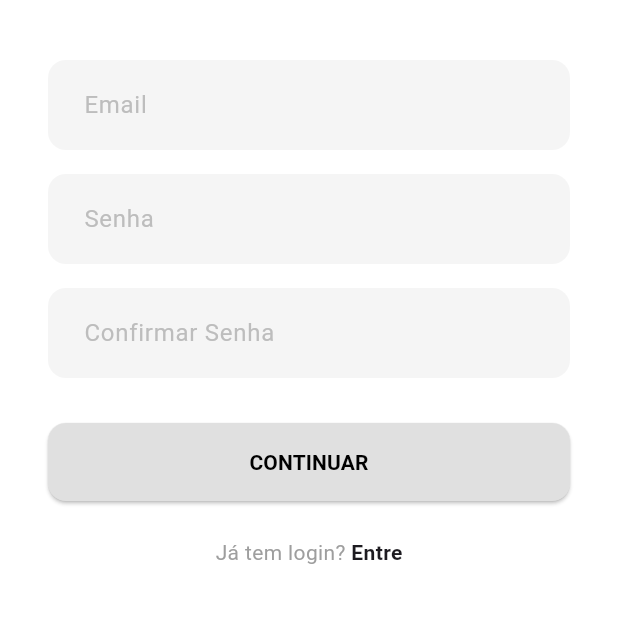
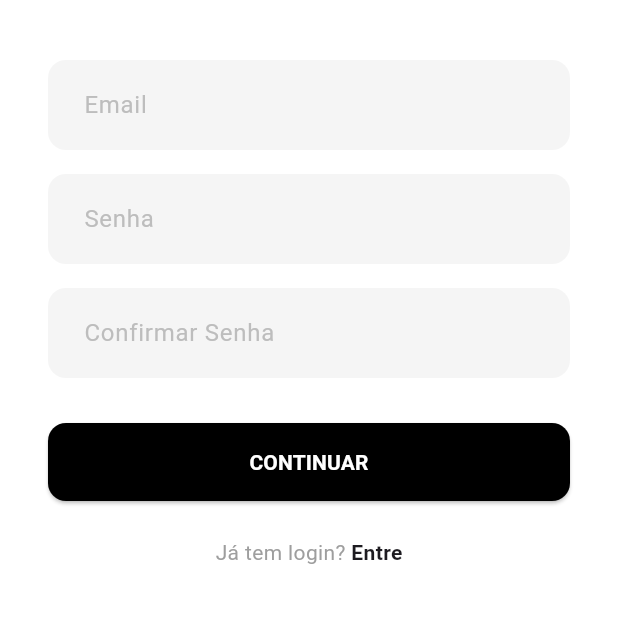
Before and after one commit to ThalisTrisch/Dinneer, a Flutter app: the screen it shows after launch, after a tap on "Cadastre-se", on a phone screen of 412 x 824 dp, the part 501-1124 px from its top. Run offline on Flutter 3.47's test engine with Material 3 defaults, Android fonts, the phone set to English and light mode, and no system bars; our stand-ins replace bottom_navy_bar, cached_network_image, firebase_core, firebase_database, firebase_messaging, firebase_storage and 5 more; accounts and stored records are empty; network calls fail.

Commit message:
refactor: padroniza botoes primarios em preto e unifica mensagens de erro
Aplica BotaoPrimario tambem em login, cadastro (etapas 1 e 2) e
editar_jantar. Padroniza a cor: login e cadastro, que usavam botao cinza
(grey[300]), passam a usar o preto padrao do app (validado em preview).

Unifica as mensagens de erro: os SnackBars com Colors.redAccent em login e
cadastro passam a usar Mensagens.erro (Colors.red), deixando o tom de erro
consistente em todo o app.

flutter analyze: 38 issues, 0 erros. flutter test: 11/11. flutter build web ok.

Co-Authored-By: Claude Opus 4.8 <noreply@anthropic.com>

```diff
--- a/dinneer/lib/screens/cadastro/components/etapa_credenciais.dart
+++ b/dinneer/lib/screens/cadastro/components/etapa_credenciais.dart
@@ -1,6 +1,7 @@
 import 'package:flutter/material.dart';
 
 import 'package:dinneer/widgets/campo_de_texto.dart';
+import 'package:dinneer/widgets/botao_primario.dart';
 import 'link_login.dart';
 
 /// Etapa 1 do cadastro: e-mail, senha e confirmação, com o botão "Continuar".
@@ -51,24 +52,7 @@ class EtapaCredenciais extends StatelessWidget {
           textoObscuro: true,
         ),
         const SizedBox(height: 30),
-        SizedBox(
-          width: double.infinity,
-          child: ElevatedButton(
-            onPressed: onContinuar,
-            style: ElevatedButton.styleFrom(
-              backgroundColor: Colors.grey[300],
-              foregroundColor: Colors.black,
-              padding: const EdgeInsets.symmetric(vertical: 16),
-              shape: RoundedRectangleBorder(
-                borderRadius: BorderRadius.circular(12),
-              ),
-            ),
-            child: const Text(
-              'CONTINUAR',
-              style: TextStyle(fontWeight: FontWeight.bold),
-            ),
-          ),
-        ),
+        BotaoPrimario(texto: 'CONTINUAR', onPressed: onContinuar),
         const SizedBox(height: 24),
         const LinkLogin(),
       ],
--- a/dinneer/lib/screens/tela_login.dart
+++ b/dinneer/lib/screens/tela_login.dart
@@ -2,6 +2,8 @@ import 'package:flutter/material.dart';
 import 'package:dinneer/service/usuario/UsuarioService.dart';
 import 'package:dinneer/service/sessao/SessionService.dart'; // <--- Importante!
 import '../widgets/campo_de_texto.dart';
+import '../widgets/mensagens.dart';
+import '../widgets/botao_primario.dart';
 import 'tela_cadastro.dart';
 import '../screens/tela_principal.dart';
 import '../service/notification/notification_service.dart';
@@ -83,11 +85,7 @@ class _TelaLoginState extends State<TelaLogin> {
   }
 
   void _mostrarMensagemErro(String mensagem) {
-    if (mounted) {
-      ScaffoldMessenger.of(context).showSnackBar(
-        SnackBar(content: Text(mensagem), backgroundColor: Colors.redAccent),
-      );
-    }
+    if (mounted) Mensagens.erro(context, mensagem);
   }
 
   // 🧪 TESTE: Envia notificação local para testar o sistema
@@ -208,36 +206,10 @@ class _TelaLoginState extends State<TelaLogin> {
                   ],
                 ),
                 const SizedBox(height: 30),
-                SizedBox(
-                  width: double.infinity,
-                  child: ElevatedButton(
-                    onPressed: _estaCarregando ? null : _fazerLogin,
-                    style: ElevatedButton.styleFrom(
-                      backgroundColor: Colors.grey[300],
-                      foregroundColor: Colors.black,
-                      padding: const EdgeInsets.symmetric(vertical: 16),
-                      shape: RoundedRectangleBorder(
-                        borderRadius: BorderRadius.circular(12),
-                      ),
-                      elevation: 0,
-                    ),
-                    child: _estaCarregando
-                        ? const SizedBox(
-                            width: 24,
-                            height: 24,
-                            child: CircularProgressIndicator(
-                              color: Colors.black,
-                              strokeWidth: 3,
-                            ),
-                          )
-                        : const Text(
-                            'LOGIN',
-                            style: TextStyle(
-                              fontWeight: FontWeight.bold,
-                              fontSize: 16,
-                            ),
-                          ),
-                  ),
+                BotaoPrimario(
+                  texto: 'LOGIN',
+                  onPressed: _fazerLogin,
+                  estaCarregando: _estaCarregando,
                 ),
                 const SizedBox(height: 40),
               ],
```
Also changed, not shown: dinneer/lib/screens/cadastro/components/etapa_dados_pessoais.dart (+5 -23 lines), dinneer/lib/screens/tela_cadastro.dart (+3 -17 lines), dinneer/lib/screens/tela_editar_jantar.dart (+5 -16 lines).
